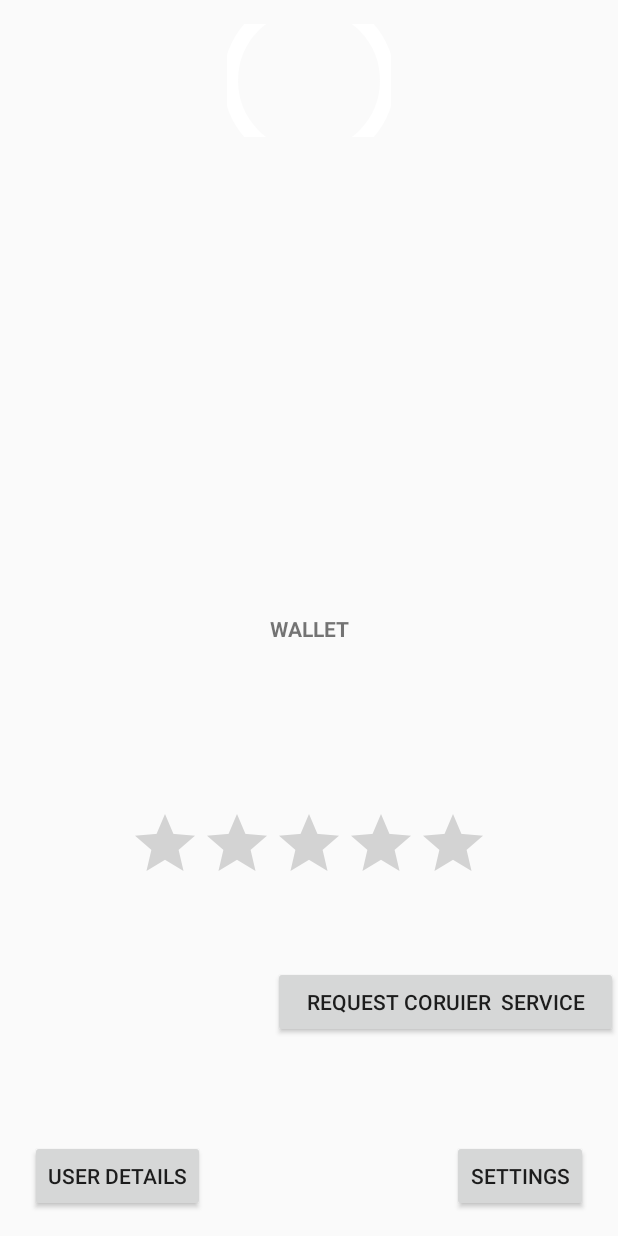
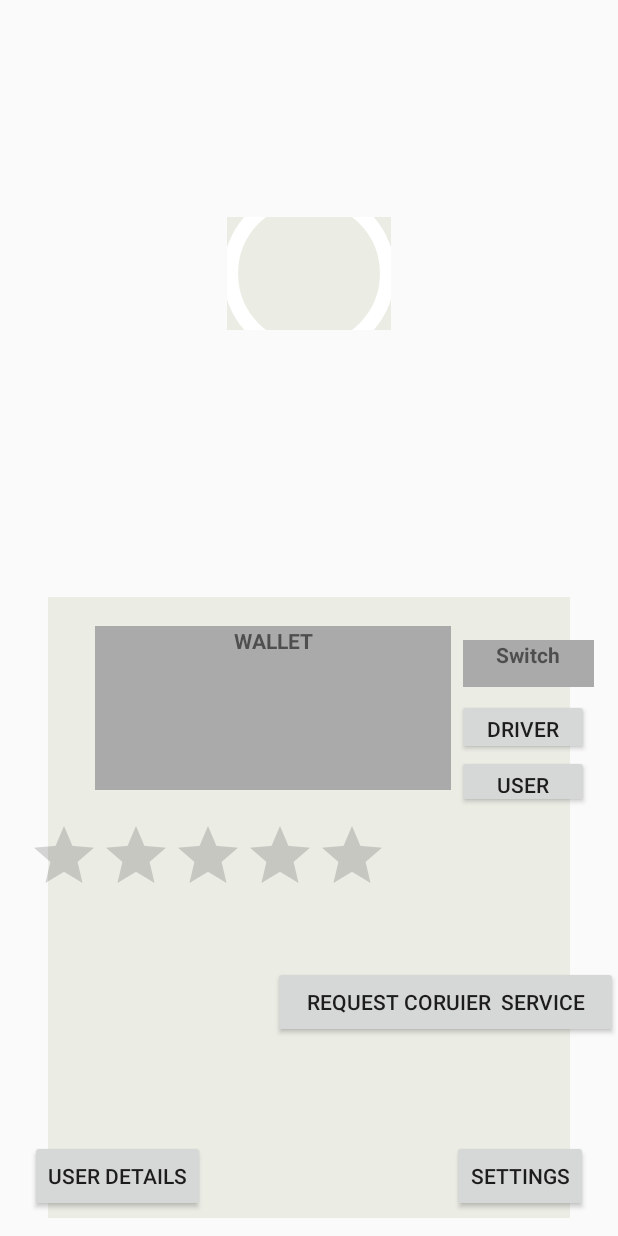
Before and after one commit to mhamwala/EnterpriseDonut, an Android app: the HomeActivity screen opened directly, with no data from a screen before it, on a phone screen of 412 x 824 dp. Run offline under Robolectric (Android 15) with nearby library versions, the phone set to English and light mode, and no system bars; our stand-ins replace Firebase (no records; nobody signed in at launch, a user with empty details on screens opened directly); 1 statement that could not run was skipped.

Commit message:
Driver and User button added
- Added Buttons for the driver and user
- Changed the colour scheme on the home page

```diff
--- a/app/src/main/res/layout/activity_home2.xml
+++ b/app/src/main/res/layout/activity_home2.xml
@@ -10,8 +10,10 @@
         android:id="@+id/imageView"
         android:layout_width="109dp"
         android:layout_height="75dp"
-        android:layout_marginBottom="4dp"
+        android:layout_marginBottom="8dp"
         android:layout_marginTop="16dp"
+        android:background="@color/Background1"
+        android:contentDescription="TODO"
         app:layout_constraintBottom_toTopOf="@+id/showUserName"
         app:layout_constraintEnd_toEndOf="parent"
         app:layout_constraintHorizontal_bias="0.501"
@@ -19,20 +21,36 @@
         app:layout_constraintRight_toRightOf="parent"
         app:layout_constraintStart_toStartOf="parent"
         app:layout_constraintTop_toTopOf="parent"
-        app:layout_constraintVertical_bias="0.0"
         app:srcCompat="@drawable/circle" />
+
+    <GridLayout
+        android:id="@+id/gridLayout"
+        android:layout_width="348dp"
+        android:layout_height="414dp"
+        android:layout_marginBottom="8dp"
+        android:layout_marginEnd="8dp"
+        android:layout_marginStart="8dp"
+        android:layout_marginTop="8dp"
+        android:background="@color/Background1"
+        app:layout_constraintBottom_toBottomOf="parent"
+        app:layout_constraintEnd_toEndOf="parent"
+        app:layout_constraintStart_toStartOf="parent"
+        app:layout_constraintTop_toBottomOf="@+id/showUserName">
+
+    </GridLayout>
 
     <TextView
         android:id="@+id/showUserName"
-        android:layout_width="319dp"
+        android:layout_width="219dp"
         android:layout_height="29dp"
-        android:layout_marginBottom="8dp"
+        android:layout_marginBottom="32dp"
         android:layout_marginEnd="8dp"
         android:layout_marginStart="8dp"
         android:textAlignment="center"
+        android:textAllCaps="true"
         app:layout_constraintBottom_toTopOf="@+id/textView3"
         app:layout_constraintEnd_toEndOf="parent"
-        app:layout_constraintHorizontal_bias="0.52"
+        app:layout_constraintHorizontal_bias="0.504"
         app:layout_constraintLeft_toLeftOf="parent"
         app:layout_constraintRight_toRightOf="parent"
         app:layout_constraintStart_toStartOf="parent" />
@@ -49,28 +67,31 @@
 
     <TextView
         android:id="@+id/textView3"
-        android:layout_width="306dp"
+        android:layout_width="237dp"
         android:layout_height="109dp"
         android:layout_marginBottom="20dp"
+        android:layout_marginEnd="8dp"
+        android:background="@color/Background2"
         android:text="Wallet"
         android:textAlignment="center"
         android:textAllCaps="true"
         android:textStyle="bold"
         app:layout_constraintBottom_toTopOf="@+id/ratingBar2"
-        app:layout_constraintEnd_toEndOf="parent"
+        app:layout_constraintEnd_toStartOf="@+id/textView2"
+        app:layout_constraintHorizontal_bias="1.0"
         app:layout_constraintLeft_toLeftOf="parent"
-        app:layout_constraintRight_toRightOf="parent"
         app:layout_constraintStart_toStartOf="parent" />
 
     <RatingBar
         android:id="@+id/ratingBar2"
-        android:layout_width="wrap_content"
+        android:layout_width="241dp"
         android:layout_height="wrap_content"
-        android:layout_marginBottom="48dp"
+        android:layout_marginBottom="40dp"
         android:layout_marginEnd="8dp"
         android:layout_marginStart="8dp"
         app:layout_constraintBottom_toTopOf="@+id/RequestButton"
         app:layout_constraintEnd_toEndOf="parent"
+        app:layout_constraintHorizontal_bias="0.071"
         app:layout_constraintLeft_toLeftOf="parent"
         app:layout_constraintRight_toRightOf="parent"
         app:layout_constraintStart_toStartOf="parent" />
@@ -96,4 +117,43 @@
         app:layout_constraintBottom_toBottomOf="parent"
         app:layout_constraintLeft_toLeftOf="parent" />
 
+    <TextView
+        android:id="@+id/textView2"
+        android:layout_width="87dp"
+        android:layout_height="31dp"
+        android:layout_marginBottom="8dp"
+        android:layout_marginRight="16dp"
+        android:layout_marginTop="16dp"
+        android:background="@color/Background2"
+        android:text="Switch"
+        android:textAlignment="center"
+        android:textStyle="bold"
+        app:layout_constraintBottom_toTopOf="@+id/button3"
+        app:layout_constraintRight_toRightOf="parent"
+        app:layout_constraintTop_toBottomOf="@+id/showUserName"
+        app:layout_constraintVertical_bias="1.0" />
+
+    <Button
+        android:id="@+id/button3"
+        android:layout_width="wrap_content"
+        android:layout_height="37dp"
+        android:layout_marginRight="16dp"
+        android:layout_marginStart="4dp"
+        android:text="Driver"
+        app:layout_constraintBottom_toTopOf="@+id/button4"
+        app:layout_constraintRight_toRightOf="parent"
+        app:layout_constraintStart_toEndOf="@+id/textView3" />
+
+    <Button
+        android:id="@+id/button4"
+        android:layout_width="wrap_content"
+        android:layout_height="35dp"
+        android:layout_marginBottom="8dp"
+        android:layout_marginRight="20dp"
+        android:layout_marginStart="4dp"
+        android:text="User"
+        app:layout_constraintBottom_toTopOf="@+id/ratingBar2"
+        app:layout_constraintRight_toRightOf="parent"
+        app:layout_constraintStart_toEndOf="@+id/textView3" />
+
 </android.support.constraint.ConstraintLayout>
--- a/app/src/main/res/values/colors.xml
+++ b/app/src/main/res/values/colors.xml
@@ -2,5 +2,8 @@
 <resources>
     <color name="colorPrimary">#fcfbf9</color>
     <color name="colorPrimaryDark">#303f9f</color>
-    <color name="colorAccent">#aeacac</color>
+    <color name="colorAccent">#e5e5e5</color>
+    <color name="Background1">#ebece4</color>
+    <color name="Background2">#aaaaaa</color>
+    <color name="Blackboard">#565656</color>
 </resources>
```
